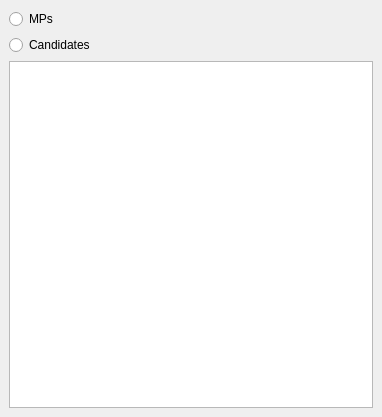
This is election_gui/PoliticianListWidget.ui in BrendanNolan/Election_Poll_App as Qt 5 draws it before an edit. The edited form follows.
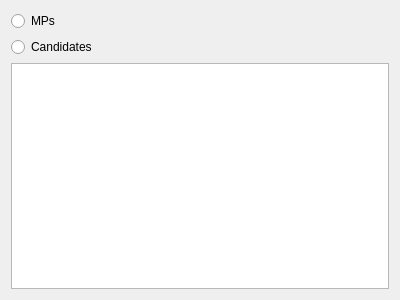
This is the edited form.

Commit message: Added a little more to the Widget implementations.

```diff
--- a/election_gui/PoliticianListWidget.ui
+++ b/election_gui/PoliticianListWidget.ui
@@ -1,19 +1,18 @@
 <?xml version="1.0" encoding="UTF-8"?>
 <ui version="4.0">
- <class>MainWindow</class>
- <widget class="QMainWindow" name="MainWindow">
+ <class>PoliticianListWidget</class>
+ <widget class="QWidget" name="PoliticianListWidget">
   <property name="geometry">
    <rect>
     <x>0</x>
     <y>0</y>
-    <width>382</width>
-    <height>417</height>
+    <width>400</width>
+    <height>300</height>
    </rect>
   </property>
   <property name="windowTitle">
    <string>MainWindow</string>
   </property>
-  <widget class="QWidget" name="centralwidget">
    <layout class="QVBoxLayout" name="verticalLayout_2">
     <item>
      <layout class="QVBoxLayout" name="verticalLayout">
@@ -41,7 +40,6 @@
      </layout>
     </item>
    </layout>
-  </widget>
  </widget>
  <resources/>
  <connections/>
```
Left out of the diff: 2 changed lines with no effect on the pictures. Lines whose indentation alone changed are shown as unchanged. The commit also changes 6 other files.
